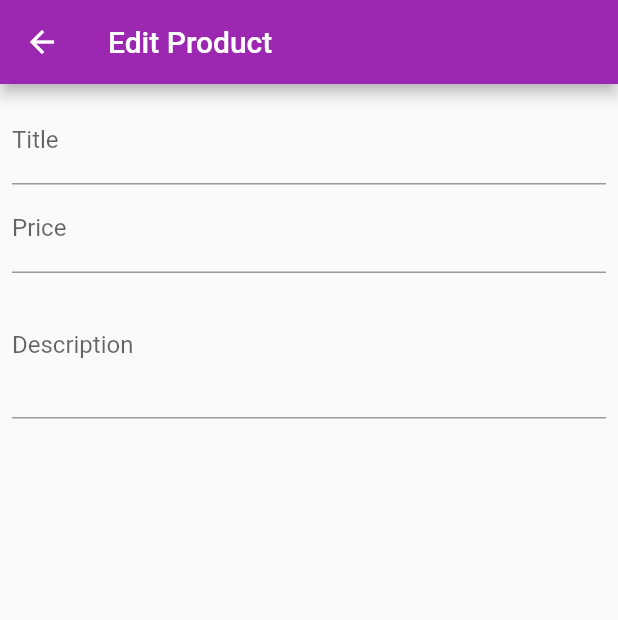
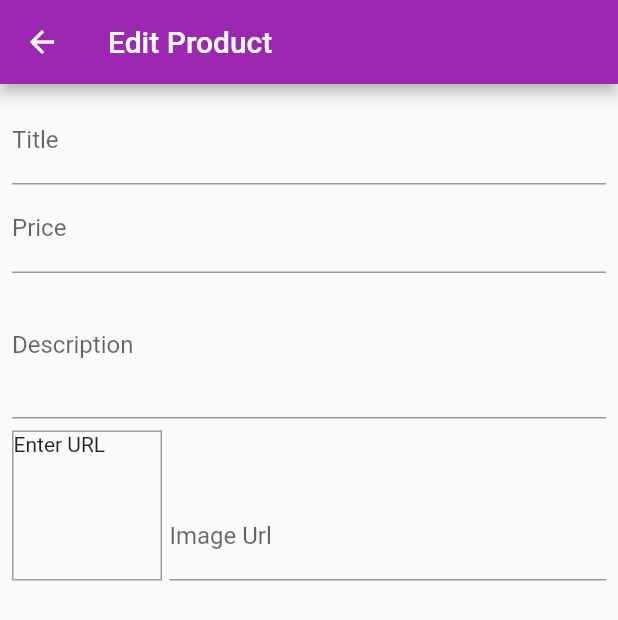
Before and after one commit to kuntdev/shop_app, a Flutter app: the EditProduct screen opened by its route, on a phone screen of 412 x 824 dp. Shown: the top 620 px of the screen. Run offline on Flutter 3.47's test engine with Material 2 defaults, Android fonts, the phone set to English and light mode, and no system bars; network calls fail; Roboto replaces fonts that are missing (Arial); project files that could hold a hidden picture were left out.

Commit message:
added image to edit product

```diff
--- a/lib/screens/edit_product.dart
+++ b/lib/screens/edit_product.dart
@@ -10,12 +10,30 @@ class EditProduct extends StatefulWidget {
 class _EditProductState extends State<EditProduct> {
   final _priceFocusNode = FocusNode();
   final _descriptionFocusNode = FocusNode();
+  final _imageurlFocusNode = FocusNode();
+  final _imageUrlController = TextEditingController();
+
+  @override
+  void initState() {
+    _imageurlFocusNode.addListener(_imageUrlChanged);
+    super.initState();
+  }
 
   @override
   void dispose() {
     _priceFocusNode.dispose();
     _descriptionFocusNode.dispose();
+    _imageurlFocusNode.dispose();
+    _imageUrlController.dispose();
+    _imageurlFocusNode.removeListener(_imageUrlChanged);
+
     super.dispose();
+  }
+
+  void _imageUrlChanged() {
+    if (!_imageurlFocusNode.hasFocus) {
+      setState(() {});
+    }
   }
 
   @override
@@ -36,7 +54,7 @@ class _EditProductState extends State<EditProduct> {
                 label: Text('Title'),
               ),
               textInputAction: TextInputAction.next,
-              onFieldSubmitted: (value) {
+              onFieldSubmitted: (_) {
                 FocusScope.of(context).requestFocus(_priceFocusNode);
               },
             ),
@@ -47,7 +65,7 @@ class _EditProductState extends State<EditProduct> {
               textInputAction: TextInputAction.next,
               keyboardType: TextInputType.number,
               focusNode: _priceFocusNode,
-              onFieldSubmitted: (value) {
+              onFieldSubmitted: (_) {
                 FocusScope.of(context).requestFocus(_descriptionFocusNode);
               },
             ),
@@ -59,6 +77,44 @@ class _EditProductState extends State<EditProduct> {
               keyboardType: TextInputType.multiline,
               focusNode: _descriptionFocusNode,
             ),
+            Row(
+              crossAxisAlignment: CrossAxisAlignment.end,
+              children: [
+                Container(
+                  width: 100,
+                  height: 100,
+                  margin: const EdgeInsets.only(
+                    top: 8,
+                    right: 5,
+                  ),
+                  decoration: BoxDecoration(
+                    border: Border.all(
+                      color: Colors.grey,
+                      width: 1,
+                    ),
+                  ),
+                  child: _imageUrlController.text.isEmpty
+                      ? const Text('Enter URL')
+                      : FittedBox(
+                          fit: BoxFit.cover,
+                          child: Image.network(
+                            _imageUrlController.text,
+                          ),
+                        ),
+                ),
+                Expanded(
+                  child: TextFormField(
+                    decoration: const InputDecoration(
+                      label: Text('Image Url'),
+                    ),
+                    keyboardType: TextInputType.url,
+                    textInputAction: TextInputAction.done,
+                    focusNode: _imageurlFocusNode,
+                    controller: _imageUrlController,
+                  ),
+                ),
+              ],
+            ),
           ],
         )),
       ),
```
Also changed, not shown: lib/screens/user_products.dart (+5 -2 lines).
